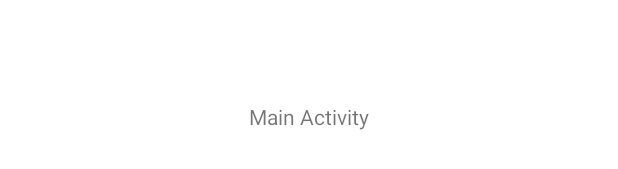
After one commit to MengHeangNai/e_shopping, an Android app built with Jetpack Compose: the layout activity_main.xml on its own in the app's theme, with its tools: preview values and no code run, on a phone screen of 412 x 824 dp. The commit adds this screen. Shown: the part 501-670 px from the top of the screen. Run offline under Robolectric (Android 15) with nearby library versions, the phone set to English and light mode, and no system bars.

Commit message:
add viewBinding and fix android theme

```diff
--- a/app/build.gradle.kts
+++ b/app/build.gradle.kts
@@ -5,7 +5,7 @@ plugins {
 
 android {
     namespace = "kh.edu.rupp.ite.e_shopping"
-    compileSdk = 33
+    compileSdk = 34
 
     defaultConfig {
         applicationId = "kh.edu.rupp.ite.e_shopping"
@@ -38,6 +38,7 @@ android {
     }
     buildFeatures {
         compose = true
+        viewBinding = true
     }
     composeOptions {
         kotlinCompilerExtensionVersion = "1.4.3"
@@ -50,7 +51,7 @@ android {
 }
 
 dependencies {
-
+    implementation("com.google.android.material:material:1.9.0")
     implementation("androidx.core:core-ktx:1.9.0")
     implementation("androidx.lifecycle:lifecycle-runtime-ktx:2.6.2")
     implementation("androidx.activity:activity-compose:1.7.2")
--- /dev/null
+++ b/app/src/main/res/layout/activity_main.xml
@@ -0,0 +1,13 @@
+<?xml version="1.0" encoding="utf-8"?>
+<LinearLayout xmlns:android="http://schemas.android.com/apk/res/android"
+    android:orientation="vertical"
+    android:gravity="center"
+    android:layout_width="match_parent"
+    android:layout_height="match_parent">
+    <TextView
+        android:layout_gravity="center"
+        android:text="Main Activity"
+        android:layout_width="wrap_content"
+        android:layout_height="wrap_content"/>
+
+</LinearLayout>
--- a/app/src/main/res/values/themes.xml
+++ b/app/src/main/res/values/themes.xml
@@ -1,5 +1,5 @@
 <?xml version="1.0" encoding="utf-8"?>
 <resources>
 
-    <style name="Theme.EShopping" parent="android:Theme.Material.Light.NoActionBar" />
+    <style name="Theme.EShopping" parent="Theme.MaterialComponents.DayNight.NoActionBar" />
 </resources>
```
Also changed, not shown: app/src/main/java/kh/edu/rupp/ite/e_shopping/MainActivity.kt (+6 -28 lines).
